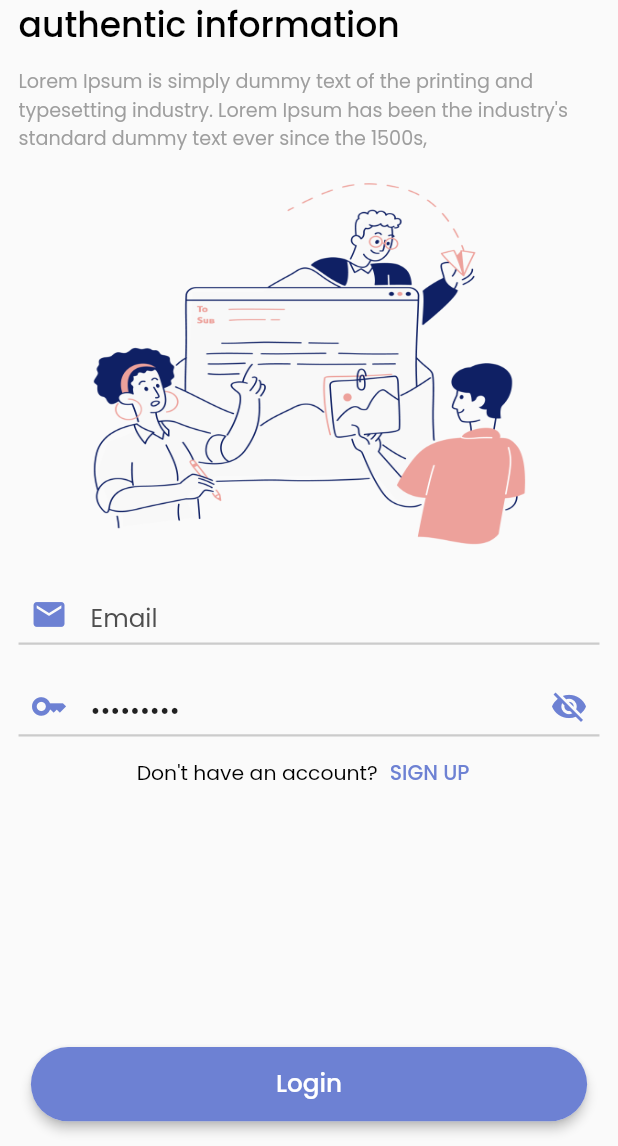
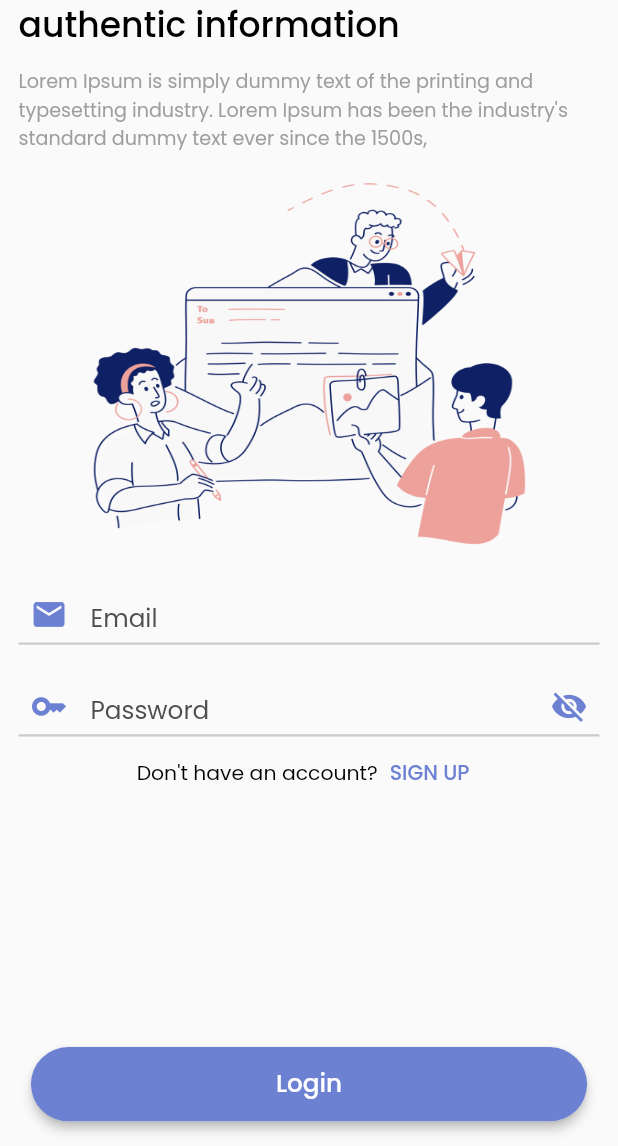
Before and after one commit to sweta-feeltech/General-Expense-App, a Flutter app: the screen it shows after launch, after a tap on "Login", on a phone screen of 412 x 824 dp, the part 90-1236 px from its top. Run offline on Flutter 3.47's test engine with Material 2 defaults, Android fonts, the phone set to English and light mode, and no system bars; our stand-ins replace accordion, cloud_firestore, contained_tab_bar_view, date_time_picker, file_picker, firebase_auth and 13 more; missing offline and left inert: dart:ffi, syncfusion_flutter_pdfviewer; accounts and stored records are empty; network calls fail; project files that could hold a hidden picture were left out.

Commit message:
23-06-2023 : app icon and SplashScreen

```diff
--- a/lib/pages/LoginRegistrationScreens/login_screen.dart
+++ b/lib/pages/LoginRegistrationScreens/login_screen.dart
@@ -338,7 +338,7 @@ class _LogInScreenState extends State<LogInScreen> {
                               onChanged: (value) {
                                 password = value;
                               },
-                              initialValue: "Admin@123",
+                              // initialValue: "Admin@123",
                               validator: (value) {
                                 RegExp regex = RegExp(PassWordRegex);
                                 if (value == null || value.isEmpty) {
--- a/lib/pages/LoginRegistrationScreens/splash_screen.dart
+++ b/lib/pages/LoginRegistrationScreens/splash_screen.dart
@@ -109,14 +109,16 @@ class _SplashScreenState extends State<SplashScreen> {
 
   @override
   Widget build(BuildContext context) {
+    double main_Width = MediaQuery.of(context).size.width;
+    double main_Height = MediaQuery.of(context).size.height;
+
     return Scaffold(
   backgroundColor: Colors.white,
       body: Center(
         child: Container(
           color: Colors.white,
-            height: 150,
-            width: 150,
-            child: Image.asset("assets/images/g.png")),
+            width: main_Width * 0.8,
+            child: Image.asset("assets/images/trackventory2.png")),
       ),
     );
   }
```
Also changed, not shown: lib/pages/Widgets/nav_drawer.dart (+24 -24 lines), pubspec.yaml (+19 -2 lines), assets/images/trackventory.png (added), assets/images/trackventory2.png (added), 6 other files.
